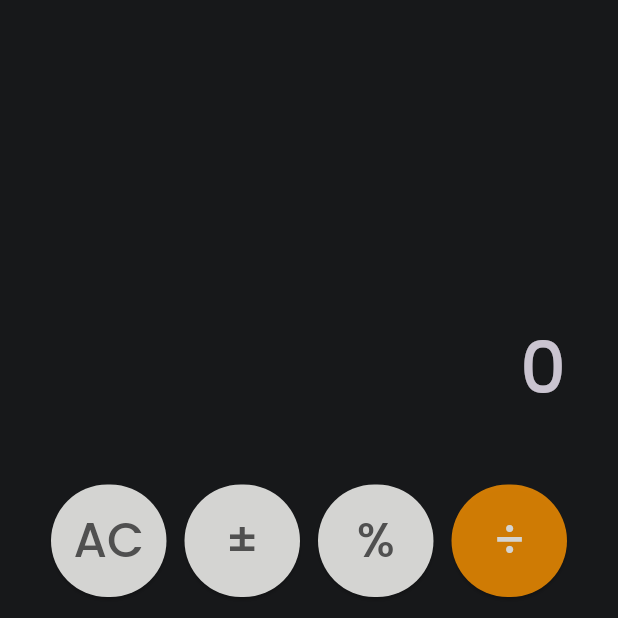
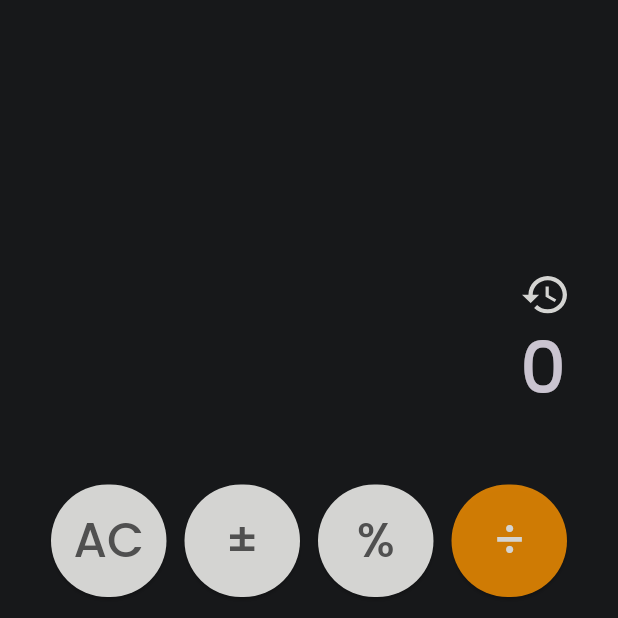
Before and after one commit to HamzaAlwajeeh/Calculator, a Flutter app: the screen it shows after launch, on a phone screen of 412 x 824 dp, the top half of it. Run offline on Flutter 3.47's test engine with Material 3 defaults, Android fonts, the phone set to English and light mode, and no system bars; our stand-ins replace flutter_svg.

Commit message:
Add SVG icon to home view body

```diff
--- a/lib/Featurs/home/presentation/Views/widgets/home_view_body.dart
+++ b/lib/Featurs/home/presentation/Views/widgets/home_view_body.dart
@@ -1,6 +1,7 @@
 import 'package:calculator/Featurs/home/presentation/Views/widgets/button_section.dart';
 import 'package:calculator/Featurs/home/presentation/Views/widgets/custom_text_field.dart';
 import 'package:flutter/material.dart';
+import 'package:flutter_svg/flutter_svg.dart';
 
 class HomeViewBody extends StatelessWidget {
   const HomeViewBody({super.key});
@@ -12,7 +13,11 @@ class HomeViewBody extends StatelessWidget {
       child: Column(
         mainAxisAlignment: MainAxisAlignment.end,
         crossAxisAlignment: CrossAxisAlignment.end,
-        children: [CustomTextField(), ButtonsSection()],
+        children: [
+          SvgPicture.asset('assets/icons/Vector.svg', width: 30),
+          CustomTextField(),
+          ButtonsSection(),
+        ],
       ),
     );
   }
```
